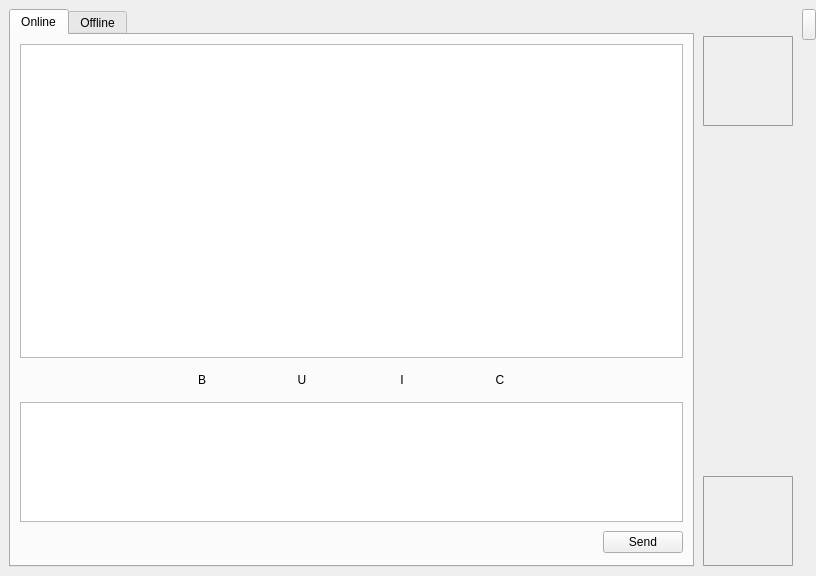
The window that src/gui/form_chatwidget.ui (vituperative/i2pchat) describes before a commit, drawn with Qt 5.
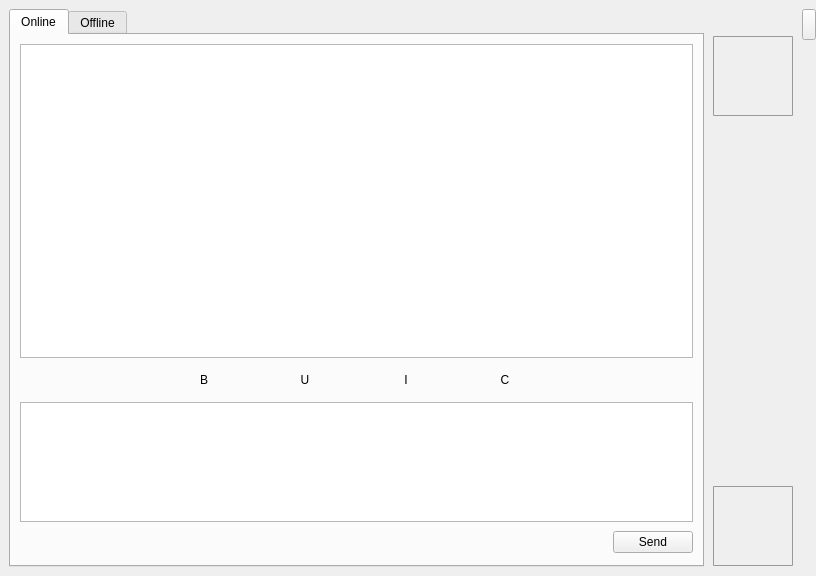
The same window after the commit. The open tabs and pages were chosen to show the change. Icons and pictures are not drawn.

Commit message: Reduce size of avatar images on chat window to 80x80 Add caret pointer to chat input

Patch:
```diff
--- a/src/gui/form_chatwidget.ui
+++ b/src/gui/form_chatwidget.ui
@@ -981,8 +981,14 @@
          </property>
          <property name="minimumSize">
           <size>
-           <width>90</width>
-           <height>90</height>
+           <width>80</width>
+           <height>80</height>
+          </size>
+         </property>
+         <property name="maximumSize">
+          <size>
+           <width>80</width>
+           <height>80</height>
           </size>
          </property>
          <property name="styleSheet">
@@ -1019,8 +1025,14 @@
          </property>
          <property name="minimumSize">
           <size>
-           <width>90</width>
-           <height>90</height>
+           <width>80</width>
+           <height>80</height>
+          </size>
+         </property>
+         <property name="maximumSize">
+          <size>
+           <width>80</width>
+           <height>80</height>
           </size>
          </property>
          <property name="styleSheet">
```
Left out of the diff: 5 changed lines with no effect on the pictures.
